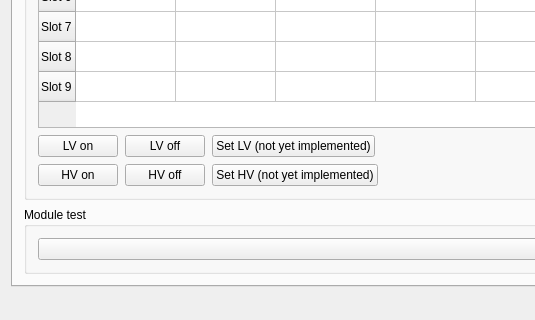
This is GUI.ui in pisaoutertracker/BurnIn_Controller as Qt 5 draws it before an edit; both pictures show x 0 to 535 and y 650 to 970 of the 1120 by 970 pixel window. The edited form follows.
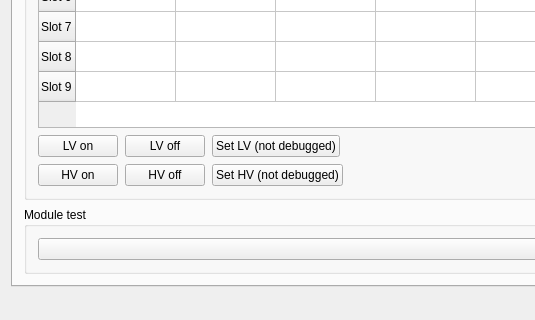
This is the edited form. Icons and pictures are not drawn.

Commit message: adding V Set support

What changed in the file:
```diff
--- a/GUI.ui
+++ b/GUI.ui
@@ -708,7 +708,7 @@
              <item>
               <widget class="QPushButton" name="Ctrl_LVSet_btn">
                <property name="text">
-                <string>Set LV (not yet implemented)</string>
+                <string>Set LV (not debugged)</string>
                </property>
               </widget>
              </item>
@@ -746,7 +746,7 @@
              <item>
               <widget class="QPushButton" name="Ctrl_HVSet_btn">
                <property name="text">
-                <string>Set HV (not yet implemented)</string>
+                <string>Set HV (not debugged)</string>
                </property>
               </widget>
              </item>
```
Left out of the diff: 6 changed lines with no effect on the pictures. The commit also changes 2 other files.
